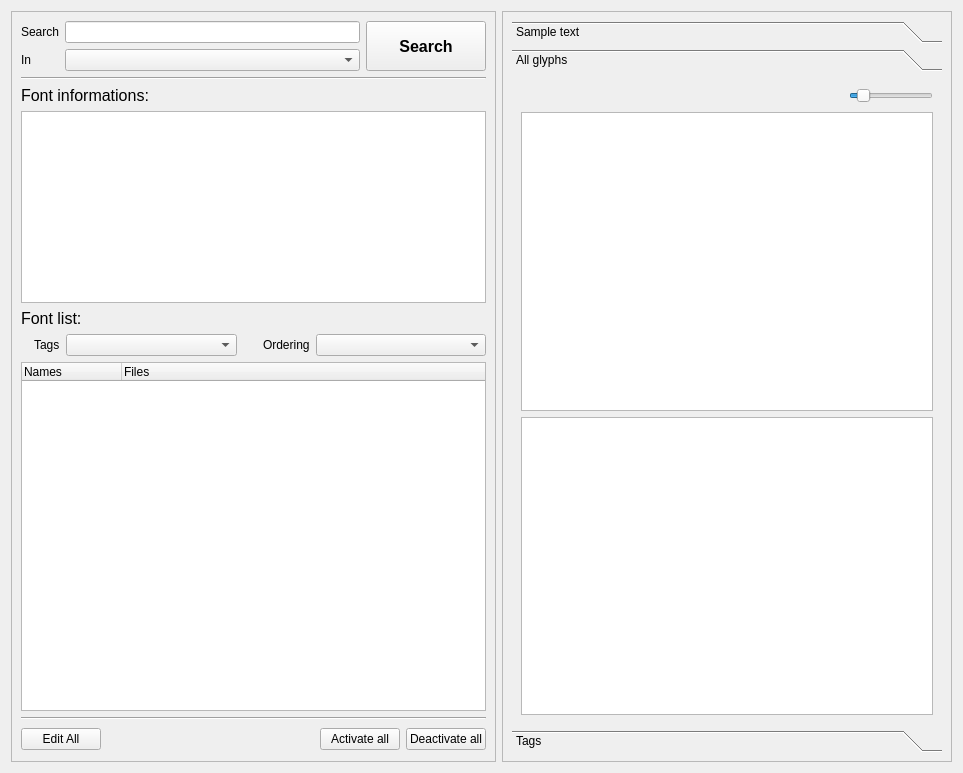
This is src/mainview.ui in fontmatrix/fontmatrix as Qt 5 draws it before an edit. The edited form follows.
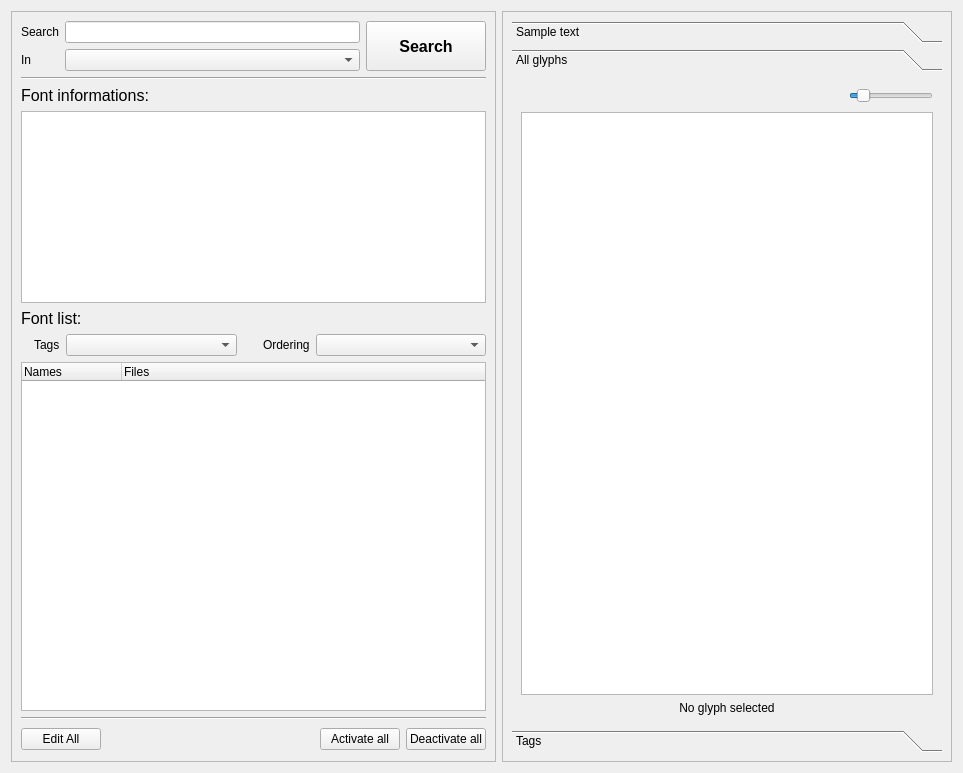
This is the edited form. The open tabs and pages were chosen to show the change. Icons and pictures are not drawn.

What changed in the file:
```diff
--- a/src/mainview.ui
+++ b/src/mainview.ui
@@ -259,6 +259,9 @@
         <property name="textElideMode" >
          <enum>Qt::ElideRight</enum>
         </property>
+        <property name="autoExpandDelay" >
+         <number>1</number>
+        </property>
         <property name="columnCount" >
          <number>2</number>
         </property>
@@ -371,13 +374,17 @@
          </attribute>
          <layout class="QGridLayout" >
           <item row="0" column="0" >
+           <layout class="QVBoxLayout" >
+            <item>
+             <layout class="QHBoxLayout" >
+              <item>
            <widget class="QPushButton" name="textButton" >
             <property name="text" >
              <string>Sample text...</string>
             </property>
            </widget>
           </item>
-          <item row="0" column="1" >
+              <item>
            <spacer>
             <property name="orientation" >
              <enum>Qt::Horizontal</enum>
@@ -390,7 +397,7 @@
             </property>
            </spacer>
           </item>
-          <item row="0" column="2" >
+              <item>
            <widget class="QLabel" name="label" >
             <property name="text" >
              <string/>
@@ -403,7 +410,7 @@
             </property>
            </widget>
           </item>
-          <item row="0" column="3" >
+              <item>
            <widget class="QSlider" name="renderZoom" >
             <property name="sizePolicy" >
              <sizepolicy vsizetype="Fixed" hsizetype="Preferred" >
@@ -437,18 +444,22 @@
             </property>
            </widget>
           </item>
-          <item row="1" column="0" colspan="5" >
+             </layout>
+            </item>
+            <item>
            <widget class="QGraphicsView" name="loremView" />
           </item>
          </layout>
+          </item>
+         </layout>
         </widget>
         <widget class="QWidget" name="page" >
          <property name="geometry" >
           <rect>
            <x>0</x>
            <y>0</y>
-           <width>112</width>
-           <height>238</height>
+           <width>432</width>
+           <height>640</height>
           </rect>
          </property>
          <attribute name="label" >
@@ -456,6 +467,10 @@
          </attribute>
          <layout class="QGridLayout" >
           <item row="0" column="0" >
+           <layout class="QVBoxLayout" >
+            <item>
+             <layout class="QHBoxLayout" >
+              <item>
            <spacer>
             <property name="orientation" >
              <enum>Qt::Horizontal</enum>
@@ -468,20 +483,7 @@
             </property>
            </spacer>
           </item>
-          <item row="0" column="1" >
-           <spacer>
-            <property name="orientation" >
-             <enum>Qt::Horizontal</enum>
-            </property>
-            <property name="sizeHint" >
-             <size>
-              <width>40</width>
-              <height>20</height>
-             </size>
-            </property>
-           </spacer>
-          </item>
-          <item row="0" column="2" >
+              <item>
            <widget class="QLabel" name="label_2" >
             <property name="text" >
              <string/>
@@ -494,7 +496,7 @@
             </property>
            </widget>
           </item>
-          <item row="0" column="3" >
+              <item>
            <widget class="QSlider" name="allZoom" >
             <property name="sizePolicy" >
              <sizepolicy vsizetype="Fixed" hsizetype="Preferred" >
@@ -509,18 +511,33 @@
              <number>100</number>
             </property>
             <property name="tracking" >
-             <bool>false</bool>
+                 <bool>true</bool>
             </property>
             <property name="orientation" >
              <enum>Qt::Horizontal</enum>
             </property>
            </widget>
           </item>
-          <item row="1" column="0" colspan="4" >
-           <widget class="QGraphicsView" name="abcView" />
-          </item>
-          <item row="2" column="0" colspan="4" >
-           <widget class="QTextBrowser" name="glyphInfo" />
+             </layout>
+            </item>
+            <item>
+             <widget class="QGraphicsView" name="abcView" >
+              <property name="rubberBandSelectionMode" >
+               <enum>Qt::IntersectsItemBoundingRect</enum>
+              </property>
+             </widget>
+            </item>
+            <item>
+             <widget class="QLabel" name="glyphInfo" >
+              <property name="text" >
+               <string>No glyph selected</string>
+              </property>
+              <property name="alignment" >
+               <set>Qt::AlignCenter</set>
+              </property>
+             </widget>
+            </item>
+           </layout>
           </item>
          </layout>
         </widget>
```
Lines whose indentation alone changed are shown as unchanged.
